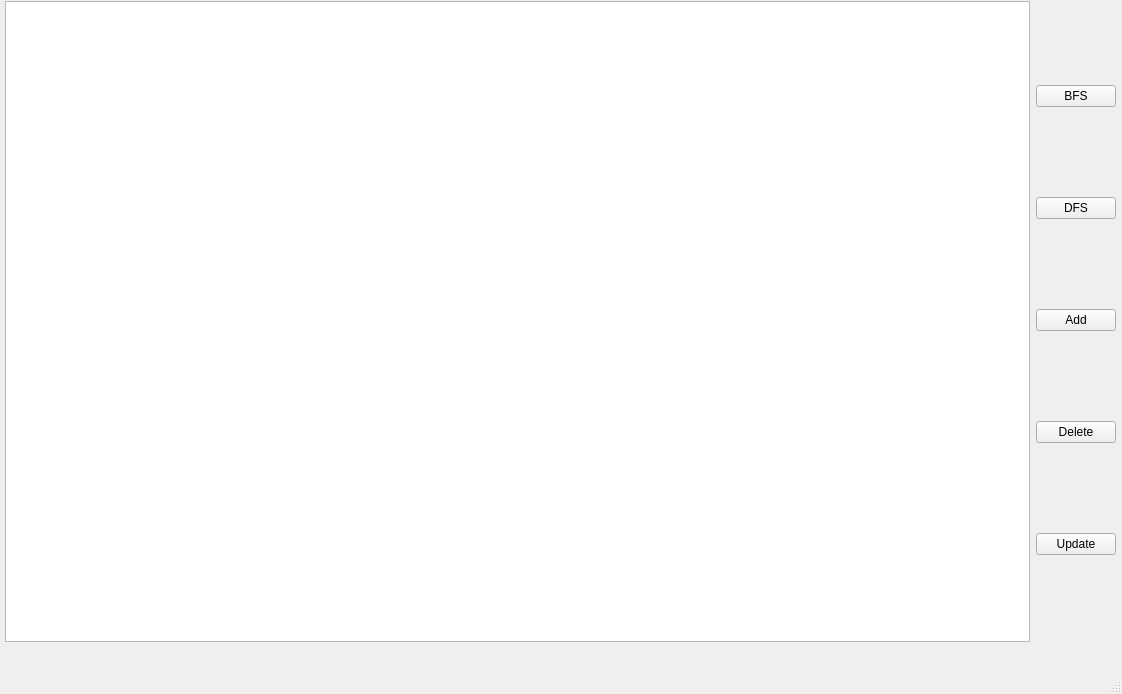
The window that src/home.ui (Ahmedwahdan2003/GuideMe) describes before a commit, drawn with Qt 5.
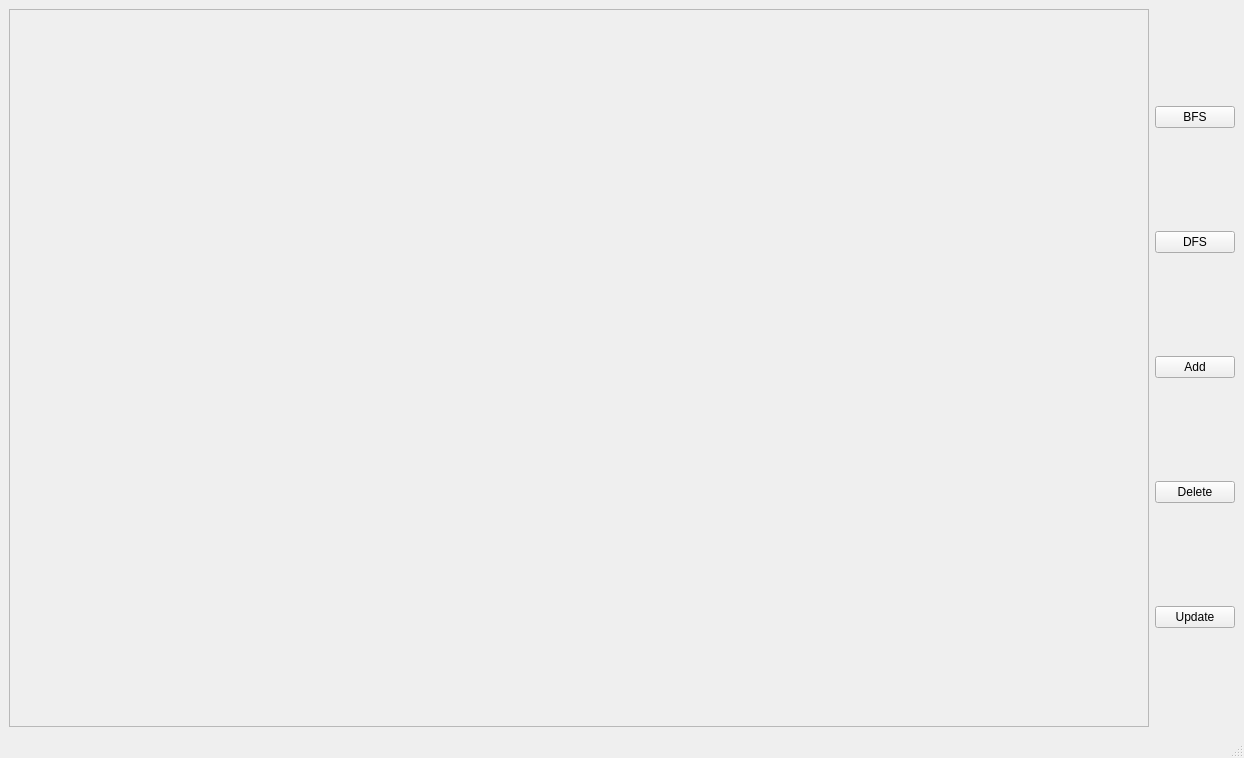
The same window after the commit.

Commit message: layout algorithm tried (and failed)

Patch:
```diff
--- a/src/home.ui
+++ b/src/home.ui
@@ -6,26 +6,39 @@
    <rect>
     <x>0</x>
     <y>0</y>
-    <width>1122</width>
-    <height>694</height>
+    <width>1244</width>
+    <height>758</height>
    </rect>
   </property>
   <property name="windowTitle">
    <string>Home</string>
   </property>
   <widget class="QWidget" name="centralwidget">
-   <widget class="QWidget" name="">
-    <property name="geometry">
-     <rect>
-      <x>5</x>
-      <y>1</y>
-      <width>1111</width>
-      <height>641</height>
-     </rect>
-    </property>
     <layout class="QHBoxLayout" name="horizontalLayout">
      <item>
-      <widget class="QGraphicsView" name="graphicsView"/>
+     <widget class="QFrame" name="frame">
+      <property name="frameShape">
+       <enum>QFrame::StyledPanel</enum>
+      </property>
+      <property name="frameShadow">
+       <enum>QFrame::Raised</enum>
+      </property>
+      <layout class="QVBoxLayout" name="verticalLayout_2">
+       <item>
+        <spacer name="horizontalSpacer">
+         <property name="orientation">
+          <enum>Qt::Horizontal</enum>
+         </property>
+         <property name="sizeHint" stdset="0">
+          <size>
+           <width>1115</width>
+           <height>20</height>
+          </size>
+         </property>
+        </spacer>
+       </item>
+      </layout>
+     </widget>
      </item>
      <item>
       <layout class="QVBoxLayout" name="verticalLayout">
@@ -67,7 +80,6 @@
       </layout>
      </item>
     </layout>
-   </widget>
   </widget>
   <widget class="QStatusBar" name="statusbar"/>
  </widget>
```
Lines whose indentation alone changed are shown as unchanged. The commit also changes 6 other files.
